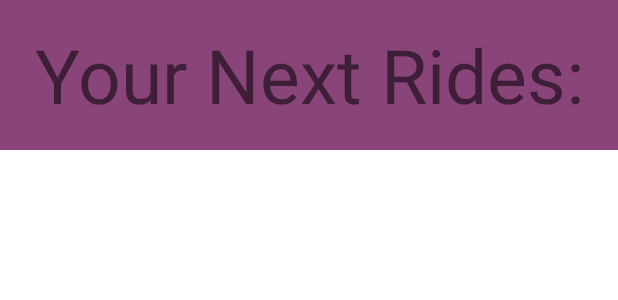
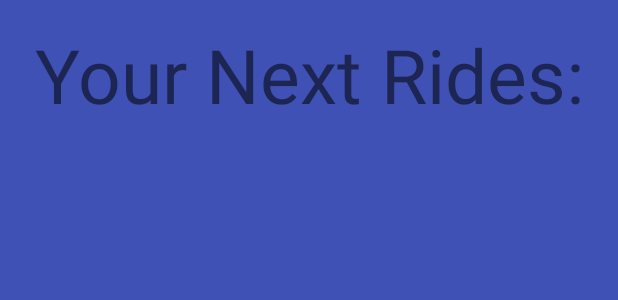
Before and after one commit to miriSilverman/HujiRide, an Android app: the layout fragment_dashboard.xml on its own in the app's theme, with its tools: preview values and no code run, on a phone screen of 412 x 824 dp. Shown: the top 300 px of the screen. Run offline under Robolectric (Android 15) with nearby library versions, the phone set to English and light mode, and no system bars.

Commit message:
changed BG

```diff
--- a/app/src/main/res/layout/fragment_dashboard.xml
+++ b/app/src/main/res/layout/fragment_dashboard.xml
@@ -4,16 +4,16 @@
     android:layout_width="match_parent"
     android:layout_height="match_parent"
     xmlns:app="http://schemas.android.com/apk/res-auto"
+    android:background="#3F51B5"
     tools:context=".Dashboard">
 
     <TextView
         android:id="@+id/title_next_rides"
         android:layout_width="match_parent"
         android:layout_height="100dp"
-        android:text="Your Next Rides:"
+        android:text="@string/dashboardText"
         android:gravity="center"
-        android:background="#89457A"
-        android:textSize="50dp"
+        android:textSize="50sp"
         app:layout_constraintTop_toTopOf="parent"
         app:layout_constraintStart_toStartOf="parent"
         app:layout_constraintEnd_toEndOf="parent"
--- a/app/src/main/res/layout/fragment_drivers_details.xml
+++ b/app/src/main/res/layout/fragment_drivers_details.xml
@@ -4,6 +4,8 @@
     xmlns:tools="http://schemas.android.com/tools"
     android:layout_width="match_parent"
     android:layout_height="match_parent"
+    android:background="#3F51B5"
+
     >
 
     <androidx.constraintlayout.widget.ConstraintLayout
--- a/app/src/main/res/layout/fragment_groups_home.xml
+++ b/app/src/main/res/layout/fragment_groups_home.xml
@@ -4,7 +4,7 @@
     xmlns:tools="http://schemas.android.com/tools"
     android:layout_width="match_parent"
     android:layout_height="match_parent"
-    android:background="#61457A"
+    android:background="#3F51B5"
     tools:context=".Groups.GroupsHome">
 
 
--- a/app/src/main/res/layout/fragment_new_ride.xml
+++ b/app/src/main/res/layout/fragment_new_ride.xml
@@ -4,6 +4,8 @@
     xmlns:tools="http://schemas.android.com/tools"
     android:layout_width="match_parent"
     android:layout_height="match_parent"
+    android:background="#3F51B5"
+
     >
 
 
--- a/app/src/main/res/layout/fragment_rides_details.xml
+++ b/app/src/main/res/layout/fragment_rides_details.xml
@@ -4,6 +4,8 @@
     xmlns:tools="http://schemas.android.com/tools"
     android:layout_width="match_parent"
     android:layout_height="match_parent"
+    android:background="#3F51B5"
+
     >
 
     <androidx.constraintlayout.widget.ConstraintLayout
--- a/app/src/main/res/layout/fragment_rides_list.xml
+++ b/app/src/main/res/layout/fragment_rides_list.xml
@@ -4,6 +4,7 @@
     xmlns:tools="http://schemas.android.com/tools"
     android:layout_width="match_parent"
     android:layout_height="match_parent"
+    android:background="#3F51B5"
     >
 
     <androidx.constraintlayout.widget.ConstraintLayout
--- a/app/src/main/res/layout/fragment_search_group.xml
+++ b/app/src/main/res/layout/fragment_search_group.xml
@@ -5,6 +5,7 @@
     android:layout_width="match_parent"
     android:layout_height="match_parent"
     android:orientation="vertical"
+    android:background="#3F51B5"
     tools:context=".SearchGroups.SearchGroupJava">
 
 
--- a/app/src/main/res/values/strings.xml
+++ b/app/src/main/res/values/strings.xml
@@ -22,6 +22,7 @@
     <string name="driverBtnText">DRIVER</string>
     <string name="trampistBtnText">TRAMPIST</string>
     <string name="searchRidesTitle">Search for Closest Rides:</string>
+    <string name="dashboardText">Your Next Rides:</string>
 
     <string-array name="sorting_list">
         <item>time</item>
```
